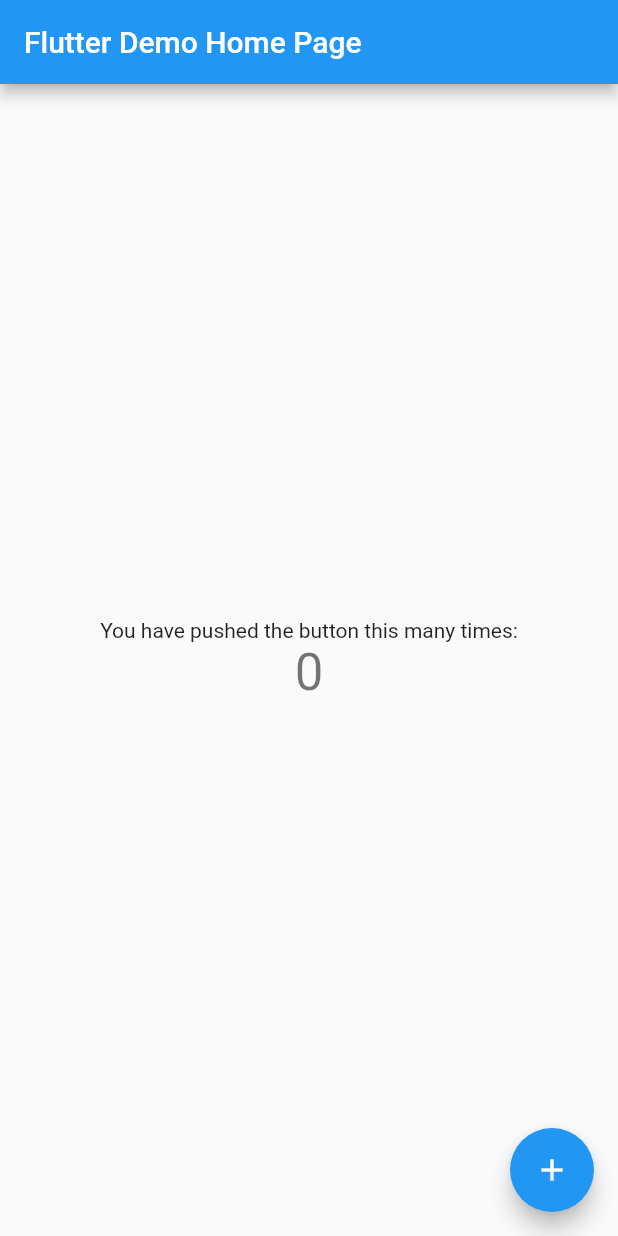
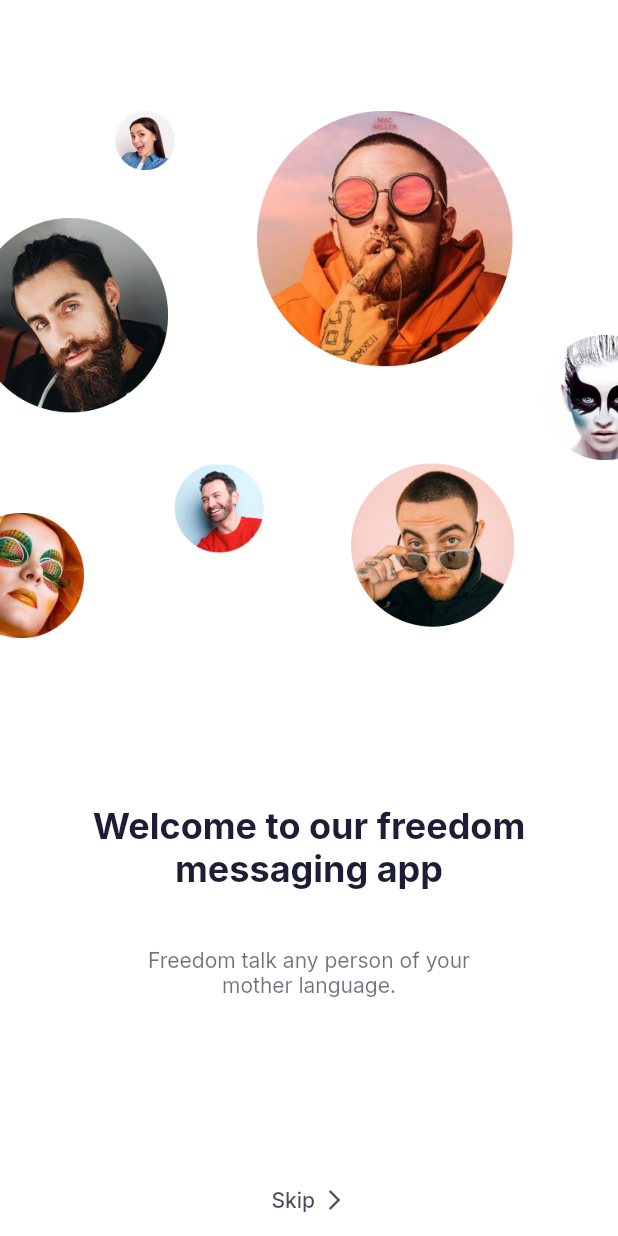
Before and after one commit to hoseinABH/chat_app_ui, a Flutter app: the screen it shows after launch, on a phone screen of 412 x 824 dp. Run offline on Flutter 3.47's test engine with Material 2 defaults, Android fonts, the phone set to English and light mode, and no system bars; our stand-ins replace google_fonts.

Commit message:
add wlecome screen

```diff
--- a/lib/main.dart
+++ b/lib/main.dart
@@ -1,3 +1,5 @@
+import 'package:chat_app_ui/screens/welcome_screen.dart';
+import 'package:chat_app_ui/theme.dart';
 import 'package:flutter/material.dart';
 
 void main() {
@@ -12,104 +14,10 @@
   Widget build(BuildContext context) {
     return MaterialApp(
       title: 'Flutter Demo',
-      theme: ThemeData(
-        // This is the theme of your application.
-        //
-        // Try running your application with "flutter run". You'll see the
-        // application has a blue toolbar. Then, without quitting the app, try
-        // changing the primarySwatch below to Colors.green and then invoke
-        // "hot reload" (press "r" in the console where you ran "flutter run",
-        // or simply save your changes to "hot reload" in a Flutter IDE).
-        // Notice that the counter didn't reset back to zero; the application
-        // is not restarted.
-        primarySwatch: Colors.blue,
-      ),
-      home: const MyHomePage(title: 'Flutter Demo Home Page'),
+      debugShowCheckedModeBanner: false,
+      theme: lightThemeData(context),
+      darkTheme: darkThemeData(context),
+      home: const WelcomeScreen(),
     );
   }
 }
-
-class MyHomePage extends StatefulWidget {
-  const MyHomePage({Key? key, required this.title}) : super(key: key);
-
-  // This widget is the home page of your application. It is stateful, meaning
-  // that it has a State object (defined below) that contains fields that affect
-  // how it looks.
-
-  // This class is the configuration for the state. It holds the values (in this
-  // case the title) provided by the parent (in this case the App widget) and
-  // used by the build method of the State. Fields in a Widget subclass are
-  // always marked "final".
-
-  final String title;
-
-  @override
-  State<MyHomePage> createState() => _MyHomePageState();
-}
-
-class _MyHomePageState extends State<MyHomePage> {
-  int _counter = 0;
-
-  void _incrementCounter() {
-    setState(() {
-      // This call to setState tells the Flutter framework that something has
-      // changed in this State, which causes it to rerun the build method below
-      // so that the display can reflect the updated values. If we changed
-      // _counter without calling setState(), then the build method would not be
-      // called again, and so nothing would appear to happen.
-      _counter++;
-    });
-  }
-
-  @override
-  Widget build(BuildContext context) {
-    // This method is rerun every time setState is called, for instance as done
-    // by the _incrementCounter method above.
-    //
-    // The Flutter framework has been optimized to make rerunning build methods
-    // fast, so that you can just rebuild anything that needs updating rather
-    // than having to individually change instances of widgets.
-    return Scaffold(
-      appBar: AppBar(
-        // Here we take the value from the MyHomePage object that was created by
-        // the App.build method, and use it to set our appbar title.
-        title: Text(widget.title),
-      ),
-      body: Center(
-        // Center is a layout widget. It takes a single child and positions it
-        // in the middle of the parent.
-        child: Column(
-          // Column is also a layout widget. It takes a list of children and
-          // arranges them vertically. By default, it sizes itself to fit its
-          // children horizontally, and tries to be as tall as its parent.
-          //
-          // Invoke "debug painting" (press "p" in the console, choose the
-          // "Toggle Debug Paint" action from the Flutter Inspector in Android
-          // Studio, or the "Toggle Debug Paint" command in Visual Studio Code)
-          // to see the wireframe for each widget.
-          //
-          // Column has various properties to control how it sizes itself and
-          // how it positions its children. Here we use mainAxisAlignment to
-          // center the children vertically; the main axis here is the vertical
-          // axis because Columns are vertical (the cross axis would be
-          // horizontal).
-          mainAxisAlignment: MainAxisAlignment.center,
-          children: <Widget>[
-            const Text(
-              'You have pushed the button this many times:',
-            ),
-            Text(
-              '$_counter',
-              style: Theme.of(context).textTheme.headline4,
-            ),
-          ],
-        ),
-      ),
-      floatingActionButton: FloatingActionButton(
-        onPressed: _incrementCounter,
-        tooltip: 'Increment',
-        child: const Icon(Icons.add),
-      ), // This trailing comma makes auto-formatting nicer for build methods.
-    );
-  }
-}
--- /dev/null
+++ b/lib/screens/welcome_screen.dart
@@ -0,0 +1,73 @@
+import 'package:chat_app_ui/constants.dart';
+import 'package:flutter/material.dart';
+
+class WelcomeScreen extends StatelessWidget {
+  const WelcomeScreen({Key? key}) : super(key: key);
+
+  @override
+  Widget build(BuildContext context) {
+    return Scaffold(
+      body: SafeArea(
+          child: Column(
+        children: [
+          const Spacer(
+            flex: 2,
+          ),
+          Image.asset('assets/images/welcome_image.png'),
+          const Spacer(
+            flex: 3,
+          ),
+          Text(
+            'Welcome to our freedom \nmessaging app',
+            textAlign: TextAlign.center,
+            style: Theme.of(context)
+                .textTheme
+                .headline5!
+                .copyWith(fontWeight: FontWeight.bold),
+          ),
+          const Spacer(),
+          Text(
+            "Freedom talk any person of your \nmother language.",
+            textAlign: TextAlign.center,
+            style: TextStyle(
+                color: Theme.of(context)
+                    .textTheme
+                    .bodyText1!
+                    .color!
+                    .withOpacity(0.64)),
+          ),
+          const Spacer(
+            flex: 3,
+          ),
+          FittedBox(
+            child: TextButton(
+                onPressed: () {},
+                child: Row(
+                  children: [
+                    Text(
+                      'Skip',
+                      style: Theme.of(context).textTheme.bodyText1!.copyWith(
+                          color: Theme.of(context)
+                              .textTheme
+                              .bodyText1!
+                              .color!
+                              .withOpacity(0.8)),
+                    ),
+                    const SizedBox(
+                      width: cDefaultPadding / 4,
+                    ),
+                    Icon(Icons.arrow_forward_ios,
+                        size: 16,
+                        color: Theme.of(context)
+                            .textTheme
+                            .bodyText1!
+                            .color!
+                            .withOpacity(0.8))
+                  ],
+                )),
+          )
+        ],
+      )),
+    );
+  }
+}
--- /dev/null
+++ b/lib/theme.dart
@@ -0,0 +1,57 @@
+import 'package:chat_app_ui/constants.dart';
+import 'package:flutter/material.dart';
+import 'package:google_fonts/google_fonts.dart';
+
+// This is our  main focus
+// Let's apply light and dark theme on our app
+// Now let's add dark theme on our app
+
+ThemeData lightThemeData(BuildContext context) {
+  return ThemeData.light().copyWith(
+    primaryColor: cPrimaryColor,
+    scaffoldBackgroundColor: Colors.white,
+    appBarTheme: appBarTheme,
+    iconTheme: const IconThemeData(color: cContentColorLightTheme),
+    textTheme: GoogleFonts.interTextTheme(Theme.of(context).textTheme)
+        .apply(bodyColor: cContentColorLightTheme),
+    colorScheme: const ColorScheme.light(
+      primary: cPrimaryColor,
+      secondary: cSecondaryColor,
+      error: cErrorColor,
+    ),
+    bottomNavigationBarTheme: BottomNavigationBarThemeData(
+      backgroundColor: Colors.white,
+      selectedItemColor: cContentColorLightTheme.withOpacity(0.7),
+      unselectedItemColor: cContentColorLightTheme.withOpacity(0.32),
+      selectedIconTheme: const IconThemeData(color: cPrimaryColor),
+      showUnselectedLabels: true,
+    ),
+  );
+}
+
+ThemeData darkThemeData(BuildContext context) {
+  // Bydefault flutter provie us light and dark theme
+  // we just modify it as our need
+  return ThemeData.dark().copyWith(
+    primaryColor: cPrimaryColor,
+    scaffoldBackgroundColor: cContentColorLightTheme,
+    appBarTheme: appBarTheme,
+    iconTheme: const IconThemeData(color: cContentColorDarkTheme),
+    textTheme: GoogleFonts.interTextTheme(Theme.of(context).textTheme)
+        .apply(bodyColor: cContentColorDarkTheme),
+    colorScheme: const ColorScheme.dark().copyWith(
+      primary: cPrimaryColor,
+      secondary: cSecondaryColor,
+      error: cErrorColor,
+    ),
+    bottomNavigationBarTheme: BottomNavigationBarThemeData(
+      backgroundColor: cContentColorLightTheme,
+      selectedItemColor: Colors.white70,
+      unselectedItemColor: cContentColorDarkTheme.withOpacity(0.32),
+      selectedIconTheme: const IconThemeData(color: cPrimaryColor),
+      showUnselectedLabels: true,
+    ),
+  );
+}
+
+const appBarTheme = AppBarTheme(centerTitle: false, elevation: 0);
```
